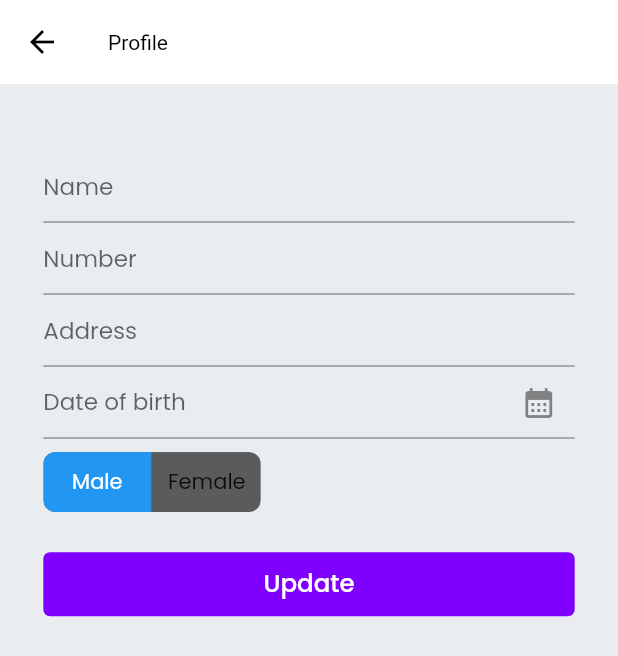
After one commit to irfan701/TourApp, a Flutter app: the Settings screen opened by its route, after a tap on "Profile", on a phone screen of 412 x 824 dp. The commit adds this screen. Shown: the top 656 px of the screen. Run offline on Flutter 3.47's test engine with Material 2 defaults, Android fonts, the phone set to English and light mode, and no system bars; drawn by our look-alikes of toggle_switch; our stand-ins replace carousel_slider, dots_indicator, flutter_screenutil, get, google_fonts, lottie.

Commit message:
Added Support, Settings Screen
DarkMode,Profile,Languages,logout

```diff
--- a/lib/main.dart
+++ b/lib/main.dart
@@ -24,6 +24,12 @@ class MyApp extends StatelessWidget {
           debugShowCheckedModeBanner: false,
           title: AppString.appName,
           theme: ThemeData(
+              appBarTheme: AppBarTheme(
+                titleTextStyle: TextStyle(color: Colors.black),
+                iconTheme: IconThemeData(
+                  color: Colors.black,
+                ),
+              ),
               primarySwatch: Colors.blue,
               textTheme: GoogleFonts.poppinsTextTheme(
                   Theme.of(context).textTheme.apply()),
--- a/lib/ui/route/route.dart
+++ b/lib/ui/route/route.dart
@@ -1,6 +1,7 @@
 import 'package:get/get.dart';
 import 'package:tour_app/ui/views/auth/signin_screen.dart';
 import 'package:tour_app/ui/views/auth/signup_screen.dart';
+import 'package:tour_app/ui/views/bottom_nav_controller/pages/details_screen.dart';
 import 'package:tour_app/ui/views/bottom_nav_controller/pages/nav_add_last_step.dart';
 import 'package:tour_app/ui/views/bottom_nav_controller/search_screen.dart';
 import 'package:tour_app/ui/views/drawer_pages/faq.dart';
@@ -8,6 +9,7 @@ import 'package:tour_app/ui/views/drawer_pages/how_to_use.dart';
 import 'package:tour_app/ui/views/drawer_pages/privacy.dart';
 import 'package:tour_app/ui/views/drawer_pages/settings.dart';
 import 'package:tour_app/ui/views/drawer_pages/support.dart';
+import 'package:tour_app/ui/views/drawer_pages/user_profile.dart';
 import 'package:tour_app/ui/views/main_home_screen.dart';
 import 'package:tour_app/ui/views/onboarding_screen.dart';
 import 'package:tour_app/ui/views/privacy_policy_screen.dart';
@@ -29,9 +31,12 @@ const support = '/support-screen';
 const privacy = '/privacy-screen';
 const setting = '/setting-screen';
 const howtouse = '/how-to-use-screen';
+const rateUs = '/rate-us';
 const searchscreen = '/search-screen';
 const seeAllScreen = '/see-all-screen';
 const navAddLastStep = '/navAddLastStep-screen';
+const detailsScreen = '/details-screen';
+const profileScreen = '/profile-screen';
 
 List<GetPage> getPages = [
   GetPage(name: splash, page: () => SplashScreen()),
@@ -42,6 +47,7 @@ List<GetPage> getPages = [
   GetPage(name: privacyPolicy, page: () => PrivacyPolicyScreen()),
   GetPage(name: mainHome, page: () => MainHomeScreen()),
   GetPage(name: faq, page: () => Faq()),
+  GetPage(name: rateUs, page: () => Faq()),
   GetPage(name: support, page: () => Support()),
   GetPage(name: privacy, page: () => Privacy()),
   GetPage(name: setting, page: () => Settings()),
@@ -49,4 +55,9 @@ List<GetPage> getPages = [
   GetPage(name: searchscreen, page: () => SearchScreen()),
   GetPage(name: seeAllScreen, page: () => SeeAllScreen()),
   GetPage(name: navAddLastStep, page: () => NavAddLastStep()),
+  GetPage(name: detailsScreen, page: () => DetailsScreen()),
+  GetPage(
+    name: profileScreen,
+    page: () => UserProfileScreen(),
+  ),
 ];
--- a/lib/ui/views/bottom_nav_controller/pages/nav_home.dart
+++ b/lib/ui/views/bottom_nav_controller/pages/nav_home.dart
@@ -183,7 +183,7 @@ Widget forYou() {
           return Padding(
             padding: EdgeInsets.only(right: 12.w),
             child: InkWell(
-              onTap: () => Get.toNamed(''),
+              onTap: () => Get.toNamed(detailsScreen),
               child: Container(
                 width: 100.w,
                 height: 180.h,
--- a/lib/ui/views/drawer_pages/settings.dart
+++ b/lib/ui/views/drawer_pages/settings.dart
@@ -1,10 +1,108 @@
 import 'package:flutter/material.dart';
+import 'package:flutter_screenutil/flutter_screenutil.dart';
+import 'package:get/get.dart';
+import 'package:tour_app/ui/widgets/drawer_item_widget.dart';
+
+import '../../route/route.dart';
 
 class Settings extends StatelessWidget {
+  var darkMode = false.obs;
+
+  Future logout(context) async {
+    return showDialog(
+        context: context,
+        builder: (_) => AlertDialog(
+              title: Text("are u sure to logout?"),
+              content: Row(
+                children: [
+                  ElevatedButton(
+                    onPressed: () {},
+                    child: Text("Yes"),
+                  ),
+                  SizedBox(
+                    width: 10.w,
+                  ),
+                  ElevatedButton(
+                    onPressed: () {},
+                    child: Text("No"),
+                  ),
+                ],
+              ),
+            ));
+  }
+
+  Future changeLanguage(context) async {
+    return showDialog(
+        context: context,
+        builder: (context) => AlertDialog(
+              title: Text("Select your language!"),
+              content: Container(
+                height: 200.h,
+                child: Column(
+                  children: [
+                    TextButton(
+                      onPressed: () {},
+                      child: Text("Bangla"),
+                    ),
+                    SizedBox(
+                      width: 10.w,
+                    ),
+                    TextButton(
+                      onPressed: () {},
+                      child: Text("English"),
+                    ),
+                  ],
+                ),
+              ),
+            ));
+  }
+
   @override
   Widget build(BuildContext context) {
     return Scaffold(
-      backgroundColor: Colors.amberAccent,
+      appBar: AppBar(
+        backgroundColor: Colors.white,
+        elevation: 0,
+        title: Text("Settings"),
+      ),
+      body: Padding(
+        padding: EdgeInsets.only(left: 25.w, right: 25.w, top: 20.h),
+        child: Column(
+          crossAxisAlignment: CrossAxisAlignment.start,
+          children: [
+            Row(
+              mainAxisAlignment: MainAxisAlignment.spaceBetween,
+              children: [
+                Text(
+                  'Dark Mode',
+                  style:
+                      TextStyle(fontSize: 20.sp, fontWeight: FontWeight.w400),
+                ),
+                Obx(() => Switch(
+                    value: darkMode.value,
+                    onChanged: (value) {
+                      darkMode.value = value;
+                    }))
+              ],
+            ),
+            SizedBox(
+              height: 10.h,
+            ),
+            drawerItemWd(
+              "Logout",
+              () => logout(context),
+            ),
+            drawerItemWd(
+              "Profile",
+              () => Get.toNamed(profileScreen),
+            ),
+            drawerItemWd(
+              "Languages",
+              () => changeLanguage(context),
+            ),
+          ],
+        ),
+      ),
     );
   }
 }
--- /dev/null
+++ b/lib/ui/views/drawer_pages/user_profile.dart
@@ -0,0 +1,94 @@
+import 'package:flutter/material.dart';
+import 'package:flutter_screenutil/flutter_screenutil.dart';
+import 'package:get/get.dart';
+import 'package:toggle_switch/toggle_switch.dart';
+import 'package:tour_app/ui/route/route.dart';
+
+import '../../../const/app_color.dart';
+import '../../styles/style.dart';
+import '../../widgets/violet_btn.dart';
+
+class UserProfileScreen extends StatelessWidget {
+  // const UserFormScreen({super.key});
+
+  TextEditingController _nameController = TextEditingController();
+  TextEditingController _phoneController = TextEditingController();
+  TextEditingController _addressController = TextEditingController();
+  Rx<TextEditingController> _dobController = TextEditingController().obs;
+
+  Rx<DateTime> selectedDate = DateTime.now().obs;
+
+  selecDate(BuildContext context) async {
+    final selected = await showDatePicker(
+        context: context,
+        initialDate: selectedDate.value,
+        firstDate: DateTime(2000),
+        lastDate: DateTime(2030));
+
+    if (selected != null && selected != selectedDate) {
+      _dobController.value.text =
+          "${selected.day}-${selected.month}-${selected.year}";
+    }
+  }
+
+  @override
+  Widget build(BuildContext context) {
+    return Scaffold(
+        appBar: AppBar(
+          backgroundColor: Colors.white,
+          elevation: 0,
+          title: Text("Profile"),
+        ),
+        body: SafeArea(
+          child: Padding(
+            padding: EdgeInsets.only(left: 30.w, right: 30.w, top: 40.h),
+            child:
+                Column(crossAxisAlignment: CrossAxisAlignment.start, children: [
+              SizedBox(
+                height: 10.h,
+              ),
+              FormField(_nameController, TextInputType.emailAddress, 'Name'),
+              FormField(_phoneController, TextInputType.emailAddress, 'Number'),
+              FormField(
+                  _addressController, TextInputType.emailAddress, 'Address'),
+              Obx(
+                () => TextFormField(
+                  controller: _dobController.value,
+                  readOnly: true,
+                  decoration: InputDecoration(
+                      hintText: "Date of birth",
+                      hintStyle: TextStyle(
+                          fontSize: 16.sp, fontWeight: FontWeight.w400),
+                      suffixIcon: IconButton(
+                        onPressed: () => selecDate(context),
+                        icon: Icon(Icons.calendar_month),
+                      )),
+                ),
+              ),
+              SizedBox(
+                height: 10.h,
+              ),
+              ToggleSwitch(
+                initialLabelIndex: 0,
+                totalSwitches: 2,
+                labels: ['Male', 'Female'],
+                onToggle: (index) {
+                  print('switched to: $index');
+                },
+              ),
+              SizedBox(
+                height: 30.h,
+              ),
+              VioletBtn('Update', () {}),
+            ]),
+          ),
+        ));
+  }
+}
+
+Widget FormField(controller, type, hint) {
+  return TextFormField(
+      controller: controller,
+      keyboardType: type,
+      decoration: AppStyle.textFieldDecoration(hint));
+}
```
Also changed, not shown: lib/ui/views/bottom_nav_controller/pages/details_screen.dart (added, +86 -0 lines), lib/ui/views/bottom_nav_controller/pages/nav_favourite.dart (+41 -1 lines), lib/ui/views/drawer_pages/support.dart (+26 -1 lines), lib/ui/views/drawer_screen.dart (+11 -1 lines), lib/ui/widgets/details_heading_description.dart (added, +30 -0 lines), lib/ui/widgets/support_field_widget.dart (added, +24 -0 lines).
